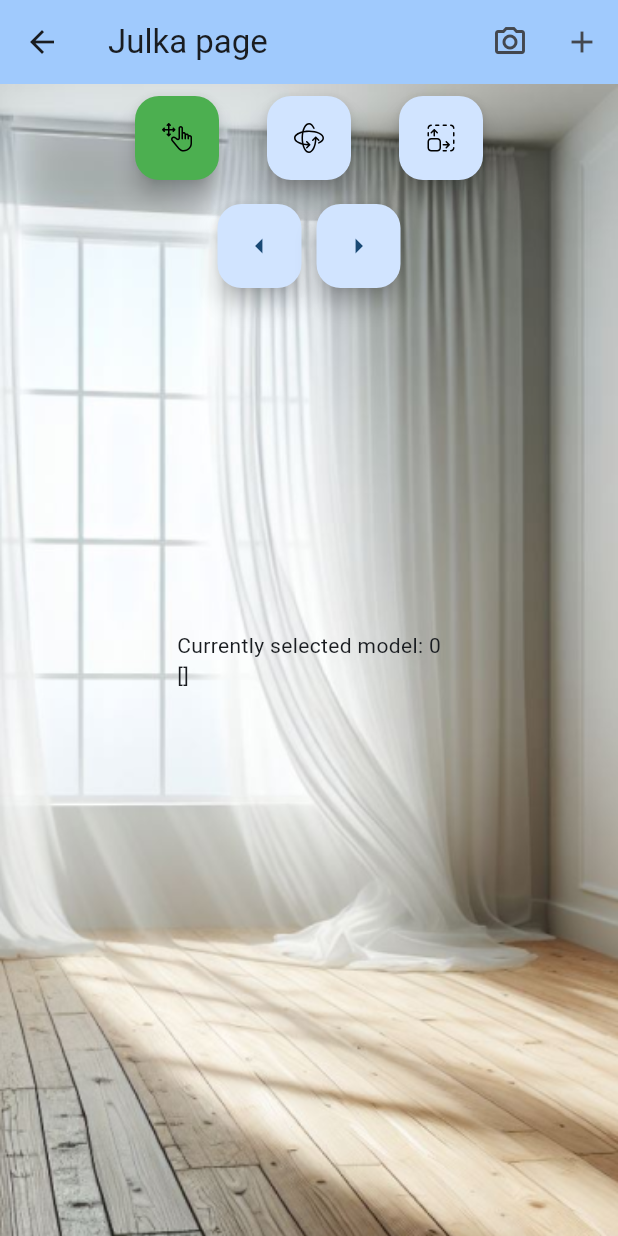
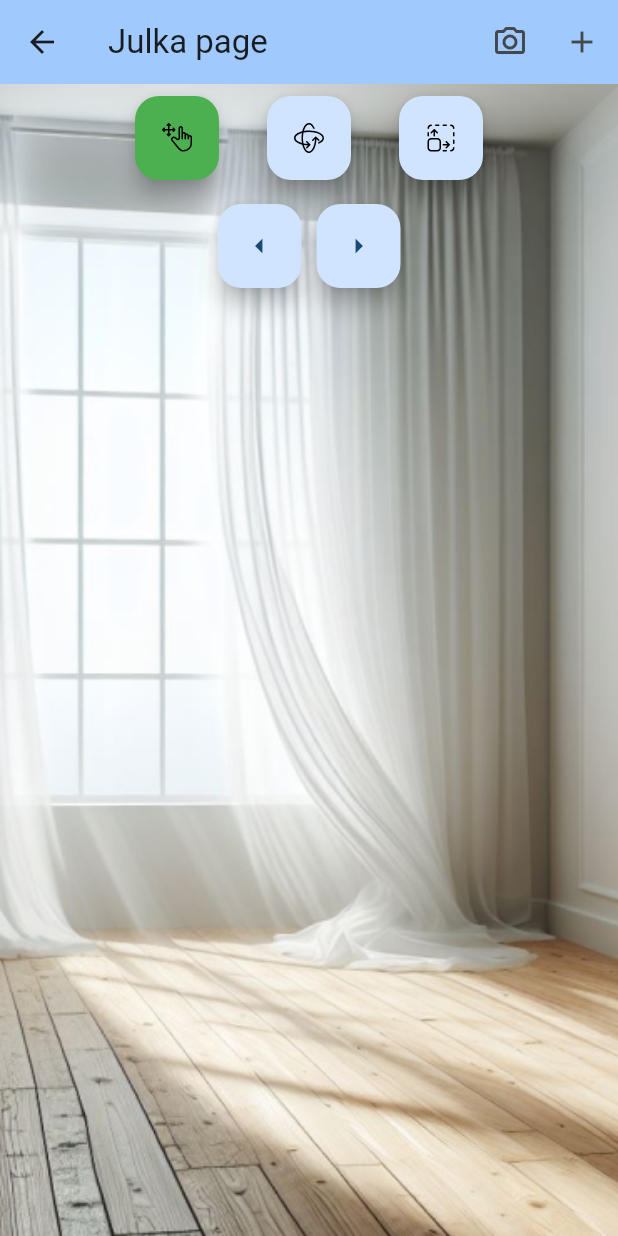
Before and after one commit to kit-jacking/olszewsking, a Flutter app: the JulkaPage screen opened by its route, on a phone screen of 412 x 824 dp. Run offline on Flutter 3.47's test engine with Material 3 defaults, Android fonts, the light colour scheme and no system bars; our stand-ins replace camera, flutter_bloc, flutter_svg, fluttertoast, image_picker; missing offline and left inert: model_viewer_plus.

Commit message:
Removed unnecessary text and borders

```diff
--- a/lib/ui/julkaPage/julkaPage.dart
+++ b/lib/ui/julkaPage/julkaPage.dart
@@ -234,9 +234,9 @@ class _JulkaPageState extends State<JulkaPage> {
             const SizedBox(
               height: 10,
             ),
-            Center(
-                child: Text(
-                    "Currently selected model: ${selectedModel}\n${context.read<FurnitureBloc>().state.furnitureList.toString()}")),
+            // Center(
+            //     child: Text(
+            //         "Currently selected model: ${selectedModel}\n${context.read<FurnitureBloc>().state.furnitureList.toString()}")),
           ],
         ),
       ),
@@ -288,7 +288,7 @@ class _MyModelState extends State<MyModel> {
               height: modelHeight,
               decoration: BoxDecoration(
                 border: Border.all(
-                    color: widget.isSelected ? Colors.blue : Colors.black,
+                    color: widget.isSelected ? Colors.blue : Colors.transparent,
                     width: 2),
               ),
             ),
@@ -299,8 +299,7 @@ class _MyModelState extends State<MyModel> {
               scale: '$_scale $_scale $_scale',
               cameraControls: true,
             ),
-            Text(
-                "  isRotateMode: ${isRotateMode}, \n  stateRotate: ${stateRotate}, \n  isSelected: ${widget.isSelected}")
+            // Text("  isRotateMode: ${isRotateMode}, \n  stateRotate: ${stateRotate}, \n  isSelected: ${widget.isSelected}")
           ],
         ),
       ),
```
